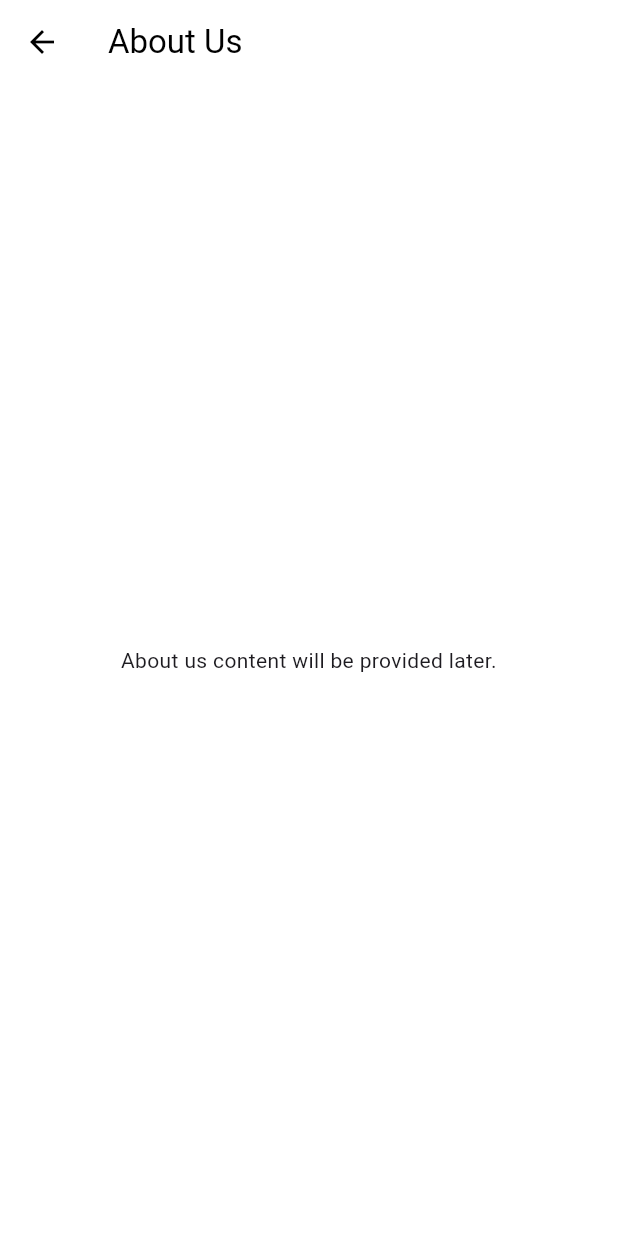
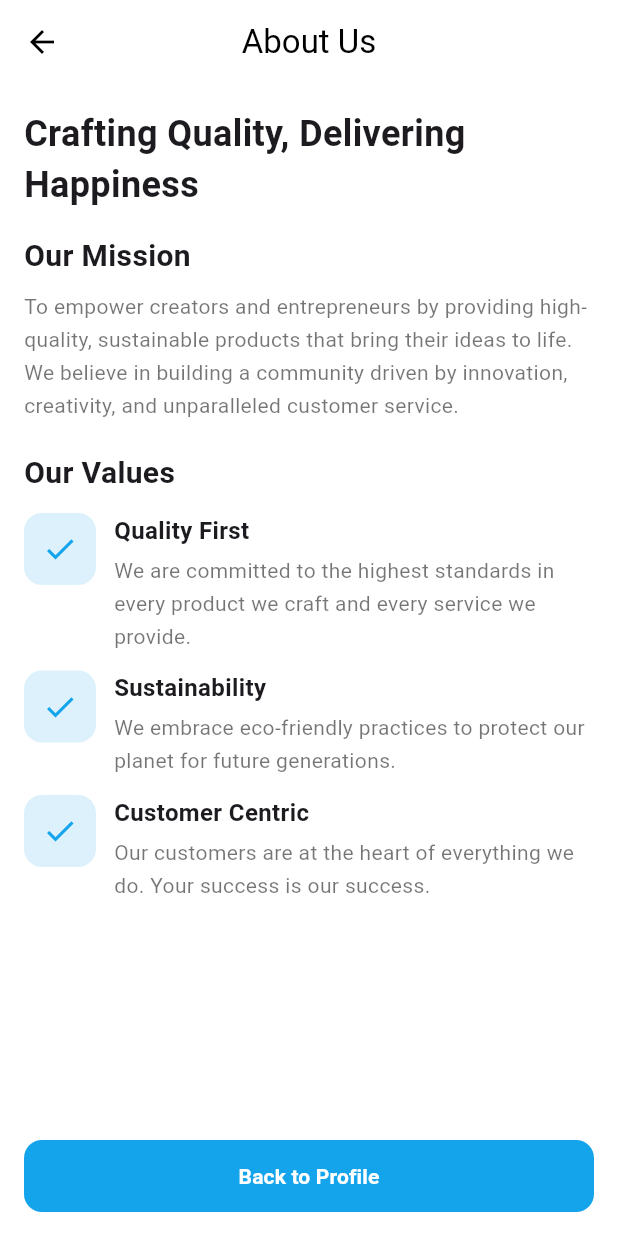
Before and after one commit to aymanSalahA/deal_wise, a Flutter app: the AboutUsScreen screen opened by its route, on a phone screen of 412 x 824 dp. Run offline on Flutter 3.47's test engine with Material 3 defaults, Android fonts, the phone set to English and light mode, and no system bars; our stand-ins replace carousel_slider, dio, flutter_bloc, google_fonts, loading_animation_widget, salomon_bottom_bar and 1 more; accounts and stored records are empty.

Commit message:
About page

```diff
--- a/lib/features/profile/presentation/screens/about_us_screen.dart
+++ b/lib/features/profile/presentation/screens/about_us_screen.dart
@@ -6,22 +6,124 @@ class AboutUsScreen extends StatelessWidget {
   @override
   Widget build(BuildContext context) {
     return Scaffold(
+      backgroundColor: Colors.white,
       appBar: AppBar(
         title: const Text('About Us'),
         backgroundColor: Colors.white,
         foregroundColor: Colors.black,
         elevation: 0,
+        centerTitle: true,
       ),
-      body: const Center(
-        child: Padding(
-          padding: EdgeInsets.all(24.0),
-          child: Text(
-            'About us content will be provided later.',
-            textAlign: TextAlign.center,
+      body: SafeArea(
+        child: SingleChildScrollView(
+          padding: const EdgeInsets.fromLTRB(16, 8, 16, 24),
+          child: Column(
+            crossAxisAlignment: CrossAxisAlignment.start,
+            children: [
+              const SizedBox(height: 8),
+              const Text(
+                'Crafting Quality, Delivering Happiness',
+                style: TextStyle(
+                  fontSize: 24,
+                  fontWeight: FontWeight.bold,
+                ),
+              ),
+              const SizedBox(height: 16),
+              const Text(
+                'Our Mission',
+                style: TextStyle(fontSize: 20, fontWeight: FontWeight.w700),
+              ),
+              const SizedBox(height: 8),
+              const Text(
+                'To empower creators and entrepreneurs by providing high-quality, sustainable products that bring their ideas to life. We believe in building a community driven by innovation, creativity, and unparalleled customer service.',
+                style: TextStyle(fontSize: 14, color: Colors.black54, height: 1.6),
+              ),
+              const SizedBox(height: 20),
+              const Text(
+                'Our Values',
+                style: TextStyle(fontSize: 20, fontWeight: FontWeight.w700),
+              ),
+              const SizedBox(height: 12),
+              const _ValueItem(
+                icon: Icons.verified_outlined,
+                title: 'Quality First',
+                description:
+                    'We are committed to the highest standards in every product we craft and every service we provide.',
+              ),
+              const SizedBox(height: 12),
+              const _ValueItem(
+                icon: Icons.eco_outlined,
+                title: 'Sustainability',
+                description:
+                    'We embrace eco-friendly practices to protect our planet for future generations.',
+              ),
+              const SizedBox(height: 12),
+              const _ValueItem(
+                icon: Icons.groups_outlined,
+                title: 'Customer Centric',
+                description:
+                    'Our customers are at the heart of everything we do. Your success is our success.',
+              ),
+              const SizedBox(height: 80),
+            ],
           ),
         ),
       ),
-      backgroundColor: Colors.white,
+      bottomNavigationBar: SafeArea(
+        minimum: const EdgeInsets.fromLTRB(16, 0, 16, 16),
+        child: SizedBox(
+          height: 48,
+          child: ElevatedButton(
+            onPressed: () => Navigator.pop(context),
+            style: ElevatedButton.styleFrom(
+              backgroundColor: const Color(0xFF13A4EC),
+              shape: RoundedRectangleBorder(borderRadius: BorderRadius.circular(12)),
+              elevation: 0,
+            ),
+            child: const Text(
+              'Back to Profile',
+              style: TextStyle(color: Colors.white, fontWeight: FontWeight.w600),
+            ),
+          ),
+        ),
+      ),
     );
   }
 }
+
+class _ValueItem extends StatelessWidget {
+  final IconData icon;
+  final String title;
+  final String description;
+
+  const _ValueItem({required this.icon, required this.title, required this.description});
+
+  @override
+  Widget build(BuildContext context) {
+    return Row(
+      crossAxisAlignment: CrossAxisAlignment.start,
+      children: [
+        Container(
+          width: 48,
+          height: 48,
+          decoration: BoxDecoration(
+            color: const Color(0xFF13A4EC).withOpacity(0.15),
+            borderRadius: BorderRadius.circular(12),
+          ),
+          child: const Icon(Icons.check, color: Color(0xFF13A4EC)),
+        ),
+        const SizedBox(width: 12),
+        Expanded(
+          child: Column(
+            crossAxisAlignment: CrossAxisAlignment.start,
+            children: [
+              Text(title, style: const TextStyle(fontSize: 16, fontWeight: FontWeight.w600)),
+              const SizedBox(height: 4),
+              Text(description, style: const TextStyle(fontSize: 14, color: Colors.black54, height: 1.6)),
+            ],
+          ),
+        )
+      ],
+    );
+  }
+}
```
